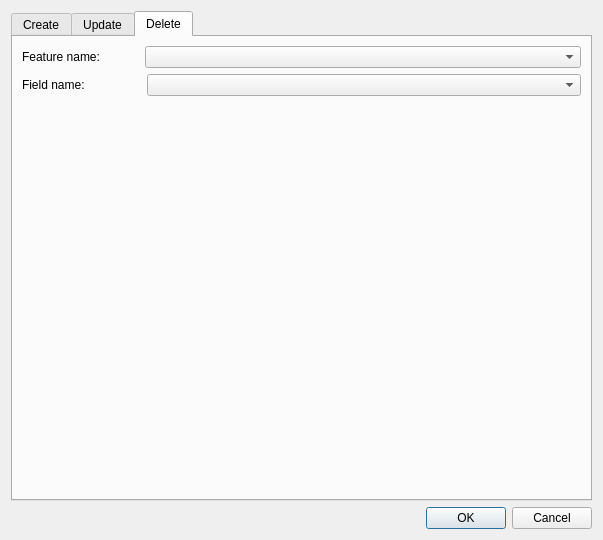
Old version of the form ui/manage_addfields.ui in the repository Giswater/giswater_qgis_plugin.
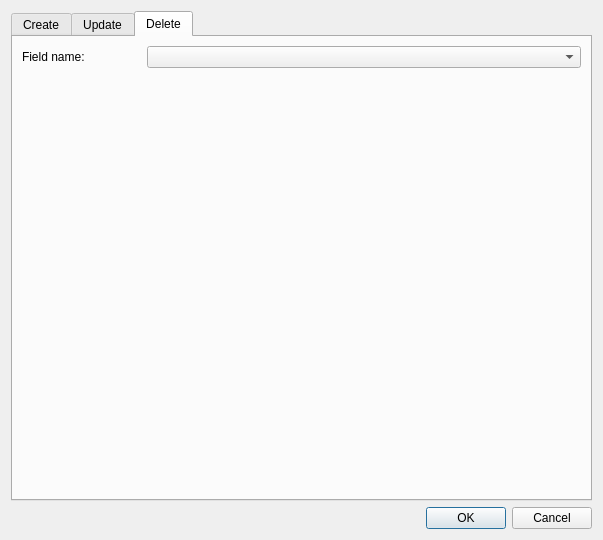
New version of the form. The open tabs and pages were chosen to show the change.

Commit message: wip import, export ui and manage fields

The edit to the form file:
```diff
--- a/ui/manage_addfields.ui
+++ b/ui/manage_addfields.ui
@@ -379,43 +379,6 @@
       </attribute>
       <layout class="QGridLayout" name="gridLayout_5">
        <item row="0" column="0">
-        <layout class="QHBoxLayout" name="horizontalLayout_16">
-         <item>
-          <widget class="QLabel" name="lbl_3">
-           <property name="text">
-            <string>Feature name:</string>
-           </property>
-          </widget>
-         </item>
-         <item>
-          <spacer name="horizontalSpacer_13">
-           <property name="orientation">
-            <enum>Qt::Horizontal</enum>
-           </property>
-           <property name="sizeType">
-            <enum>QSizePolicy::Fixed</enum>
-           </property>
-           <property name="sizeHint" stdset="0">
-            <size>
-             <width>39</width>
-             <height>20</height>
-            </size>
-           </property>
-          </spacer>
-         </item>
-         <item>
-          <widget class="QComboBox" name="comboBox">
-           <property name="sizePolicy">
-            <sizepolicy hsizetype="Expanding" vsizetype="Fixed">
-             <horstretch>0</horstretch>
-             <verstretch>0</verstretch>
-            </sizepolicy>
-           </property>
-          </widget>
-         </item>
-        </layout>
-       </item>
-       <item row="1" column="0">
         <layout class="QHBoxLayout" name="horizontalLayout_17">
          <item>
           <widget class="QLabel" name="lbl_4">
@@ -452,7 +415,7 @@
          </item>
         </layout>
        </item>
-       <item row="2" column="0">
+       <item row="1" column="0">
         <spacer name="verticalSpacer">
          <property name="orientation">
           <enum>Qt::Vertical</enum>
```
Left out of the diff: 72 changed lines with no effect on the pictures. The commit also changes 1 other file.
